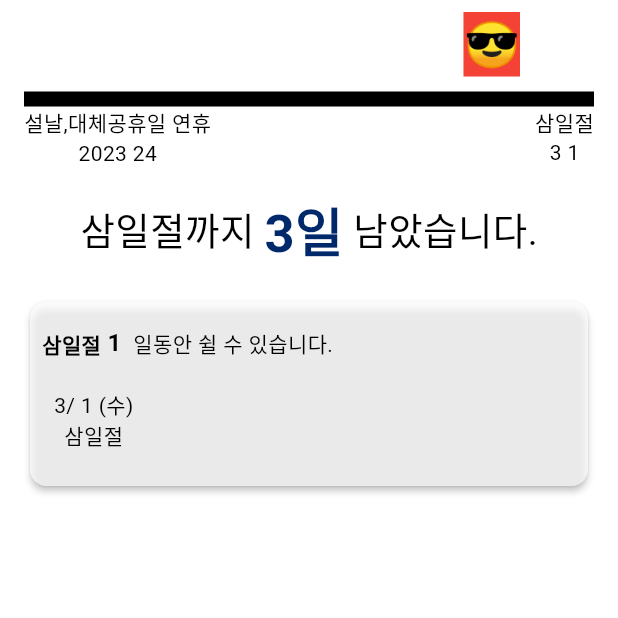
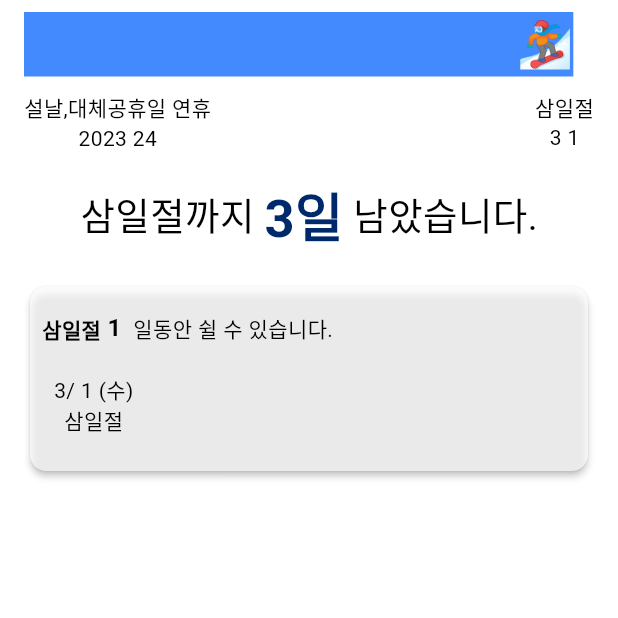
Before and after one commit to BowonLee/Holiday, a Flutter app: the screen it shows after launch, on a phone screen of 412 x 824 dp, the top half of it. Run offline on Flutter 3.47's test engine with Material 2 defaults, Android fonts, the phone set to English and light mode, and no system bars; our stand-ins replace dio, equatable, firebase_core, flex_color_scheme, flutter_bloc, freezed_annotation and 4 more; accounts and stored records are empty; generated files the repository leaves out were written again; network calls fail.

Commit message:
프로그레스 에니메이션 변경

```diff
--- a/lib/layout/component/consecutive_holidays_interval_card/consecutive_holidays_interval_card.dart
+++ b/lib/layout/component/consecutive_holidays_interval_card/consecutive_holidays_interval_card.dart
@@ -53,11 +53,11 @@ class ConsecutiveHolidaysIntervalCard extends StatelessWidget {
           SizedBox(
             height: 10,
           ),
-          Container(
-            color: Colors.black,
-            width: MediaQuery.of(context).size.width,
-            height: 10,
-          ),
+          // Container(
+          //   color: Theme.of(context).primaryColor,
+          //   width: MediaQuery.of(context).size.width,
+          //   height: 10,
+          // ),
           Row(
             mainAxisAlignment: MainAxisAlignment.spaceBetween,
             children: [
@@ -97,7 +97,7 @@ class _State extends State<_AnimateProgressBar> with TickerProviderStateMixin {
     duration: const Duration(seconds: 2),
     upperBound: widget.percentage,
     vsync: this,
-  )..repeat();
+  )..forward();
 
   @override
   void initState() {
@@ -106,20 +106,20 @@ class _State extends State<_AnimateProgressBar> with TickerProviderStateMixin {
 
   @override
   Widget build(BuildContext context) {
-    return buildAnimatedBuilder();
+    return buildAnimatedContainer();
   }
 
   AnimatedContainer buildAnimatedContainer() {
-    bool trigger = false;
+    bool trigger = true;
 
     final goal = MediaQuery.of(context).size.width * widget.percentage;
     // Logger().i(MediaQuery.of(context).size.width, goal);
     return AnimatedContainer(
       duration: Duration(seconds: 3),
       child: Container(
-          decoration: BoxDecoration(color: Colors.red),
+          decoration: BoxDecoration(color: Colors.blueAccent),
           alignment: AlignmentDirectional.topEnd,
-          child: Text("\u{1f60e}", style: TextStyle(fontSize: 30))),
+          child: Text("\u{1F3C2}", style: TextStyle(fontSize: 30))),
       onEnd: () {
         // trigger = !trigger;
       },
@@ -130,9 +130,8 @@ class _State extends State<_AnimateProgressBar> with TickerProviderStateMixin {
   AnimatedBuilder buildAnimatedBuilder() {
     return AnimatedBuilder(
       animation: _controller,
-      child: Container(
-          decoration: BoxDecoration(color: Colors.red),
-          child: Text("\u{1f60e}", style: TextStyle(fontSize: 30))),
+      child:
+          Container(child: Text("\u{1F3C2}", style: TextStyle(fontSize: 30))),
       builder: (context, child) {
         return Transform.translate(
           offset: Offset(
```
Also changed, not shown: lib/layout/component/next_consecutive_holidays.dart (+13 -14 lines), lib/model/ui/custom_theme_model.dart (added, +10 -0 lines).
